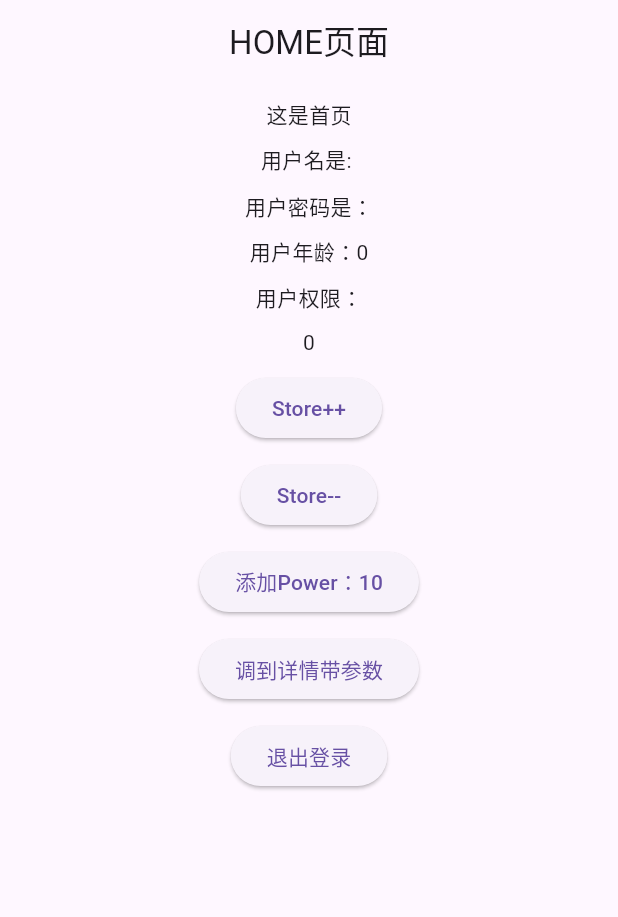
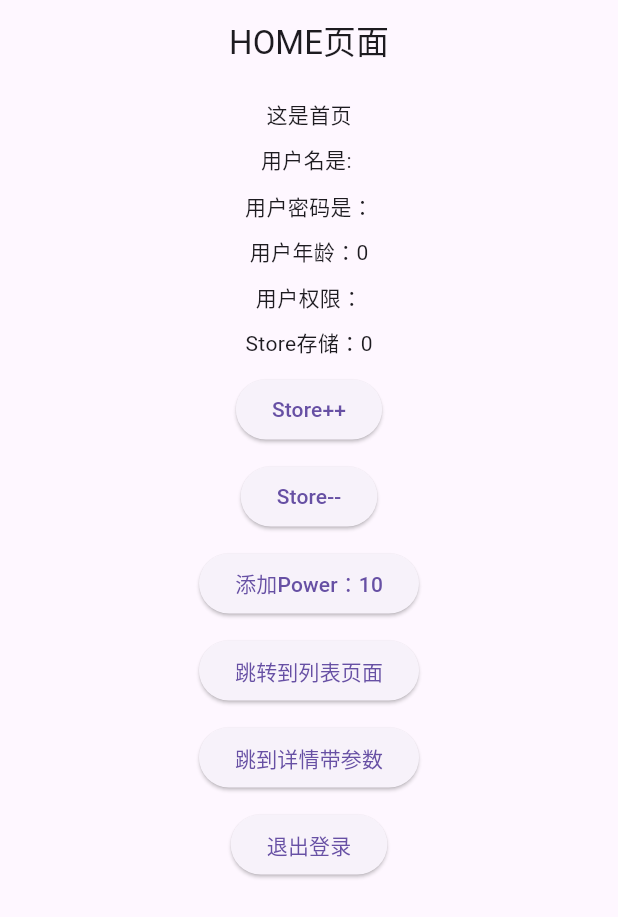
Before and after one commit to Sjj1024/flutter_windows, a Flutter app: the Home screen opened by its route, on a phone screen of 412 x 824 dp. Shown: the top 917 px of the screen. Run offline on Flutter 3.47's test engine with Material 3 defaults, Android fonts, the phone set to English and light mode, and no system bars; our stand-ins replace dio, get.

Commit message:
1.添加渲染数据的方式

```diff
--- a/lib/main.dart
+++ b/lib/main.dart
@@ -26,7 +26,7 @@ class MyApp extends StatelessWidget {
       translations: MyTranslations(),
       debugShowCheckedModeBanner: false,
       initialRoute: "/login",
-      defaultTransition: Transition.fade,
+      defaultTransition: Transition.noTransition,
       getPages: AppPage.routes,
     );
   }
--- a/lib/pages/home.dart
+++ b/lib/pages/home.dart
@@ -43,7 +43,7 @@ class Home extends StatelessWidget {
             const SizedBox(
               height: 10,
             ),
-            Obx(() => Text("${counter.count}")),
+            Obx(() => Text("Store存储：${counter.count}")),
             const SizedBox(
               height: 10,
             ),
@@ -76,10 +76,19 @@ class Home extends StatelessWidget {
             ),
             ElevatedButton(
                 onPressed: () {
+                  print("跳转到列表页面");
+                  Get.toNamed("/lists", arguments: {'id': '123456789'});
+                },
+                child: Text("跳转到列表页面")),
+            const SizedBox(
+              height: 10,
+            ),
+            ElevatedButton(
+                onPressed: () {
                   print("跳转到详情页面");
                   Get.toNamed("/detail", arguments: {'id': '123456789'});
                 },
-                child: Text("调到详情带参数")),
+                child: Text("跳到详情带参数")),
             const SizedBox(
               height: 10,
             ),
--- a/lib/pages/login.dart
+++ b/lib/pages/login.dart
@@ -1,9 +1,7 @@
 import "package:flutter/material.dart";
-import 'package:flutter_windows/pages/home.dart';
 import 'package:flutter_windows/stores/user.dart';
 import 'package:get/get.dart';
 
-import '../stores/sys.dart';
 
 class Login extends StatelessWidget {
   const Login({super.key});
@@ -11,7 +9,6 @@ class Login extends StatelessWidget {
   @override
   Widget build(BuildContext context) {
     // 实例化状态控制器，用put，lazyPut
-    Counter counter = Get.put(Counter());
     UserInfo user = Get.put(UserInfo());
 
     // 登录组件
--- a/lib/router/index.dart
+++ b/lib/router/index.dart
@@ -1,13 +1,14 @@
 import 'package:flutter_windows/pages/detail.dart';
 import 'package:flutter_windows/pages/home.dart';
 import 'package:get/get.dart';
+import '../pages/list.dart';
 import '../pages/login.dart';
 
 class AppPage {
   static final routes = [
     GetPage(name: "/", page: () => const Home()),
     GetPage(name: "/login", page: () => const Login()),
-    GetPage(name: "/lists", page: () => const Login()),
+    GetPage(name: "/lists", page: () => const Lists()),
     GetPage(name: "/detail", page: () => const Detail()),
   ];
 }
--- a/lib/utils/request.dart
+++ b/lib/utils/request.dart
@@ -18,7 +18,7 @@ class Request {
   // 工厂函数：执行初始化
   factory Request() => _instance ?? Request._internal();
 
-  // 获取实例对象
+  // 获取实例对象时，如果有实例对象就返回，没有就初始化
   static Request? get instance => _instance ?? Request._internal();
 
   /// Dio实例
```
Also changed, not shown: lib/apis/app.dart (+10 -0 lines), lib/pages/detail.dart (+0 -9 lines), lib/pages/list.dart (+87 -7 lines).
